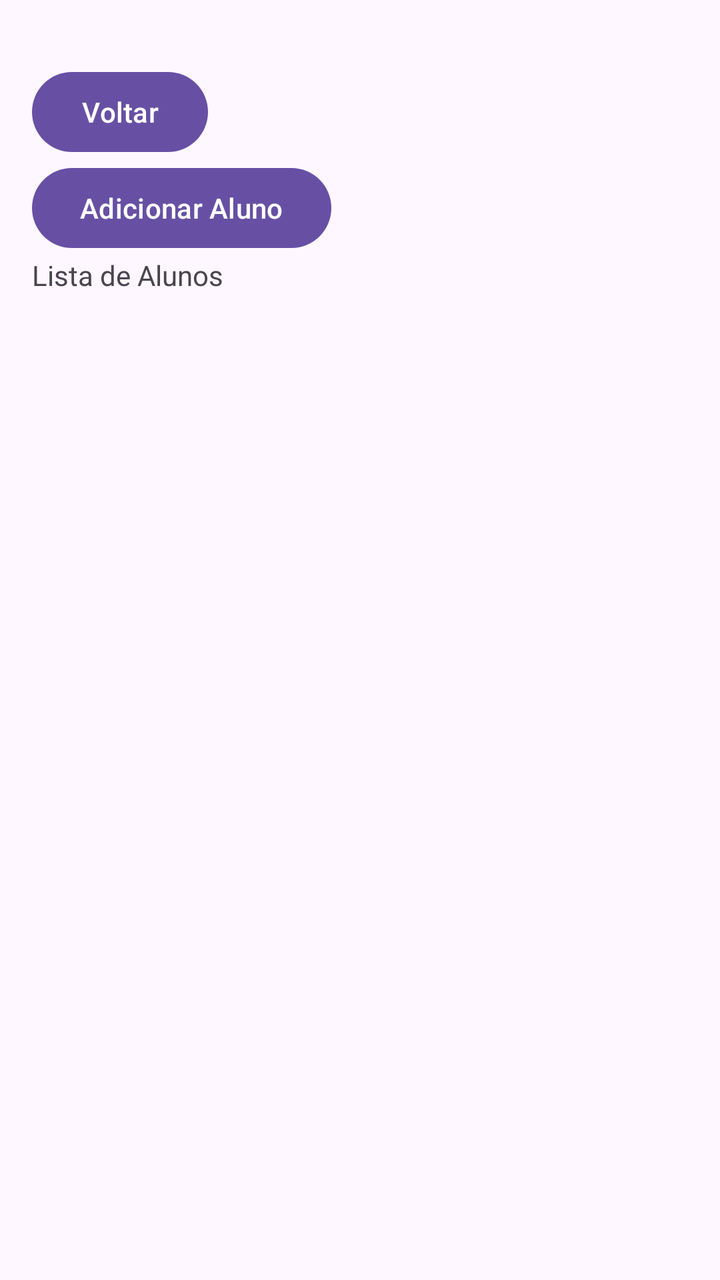
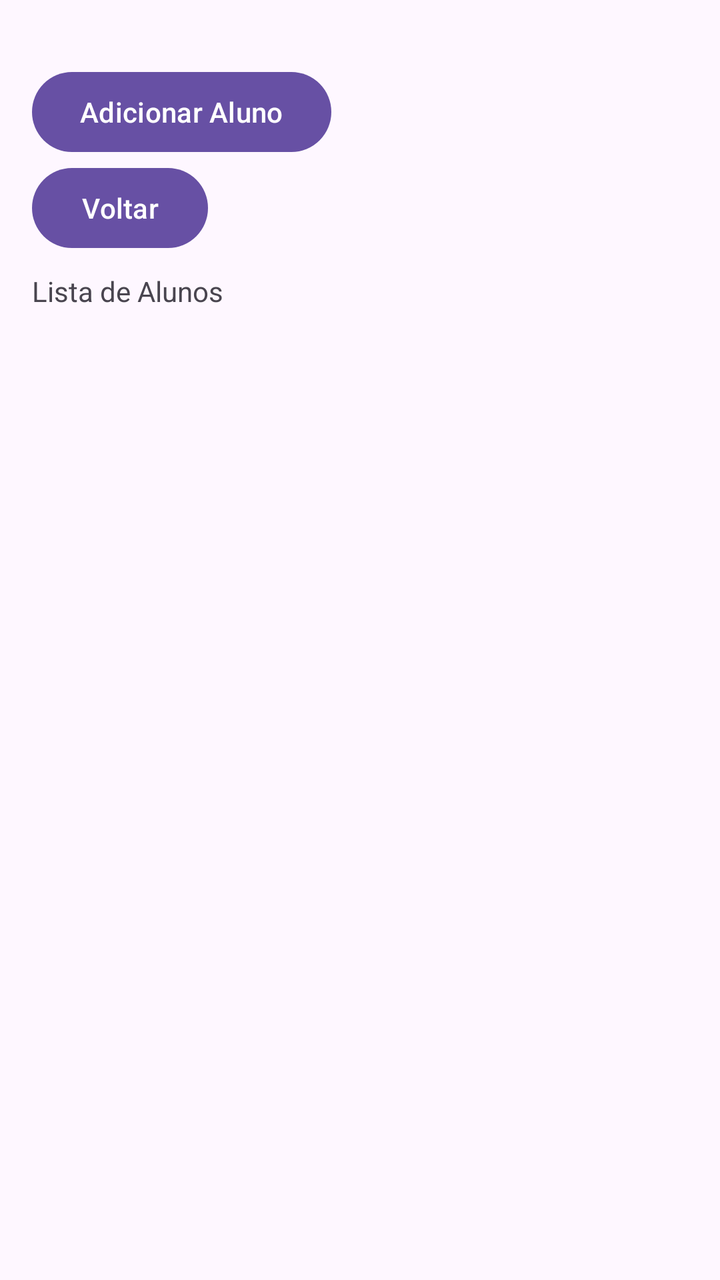

An Android layout rendered at two revisions. The XML below is the earlier revision; the diff shows what the commit changed to produce the second picture.
<!-- AndroidManifest.xml: application theme Theme.TrabalhoIII -->
<!-- res/layout/activity_aluno.xml -->
<?xml version="1.0" encoding="utf-8"?>
<LinearLayout xmlns:android="http://schemas.android.com/apk/res/android"
    android:id="@+id/activity_aluno"
    android:layout_width="match_parent"
    android:layout_height="match_parent"
    android:orientation="vertical"
    android:padding="16dp">

    <Button
        android:id="@+id/buttonVoltarAluno"
        android:layout_width="wrap_content"
        android:layout_height="wrap_content"
        android:layout_marginTop="16dp"
        android:text="Voltar"/>
    
    <Button
        android:id="@+id/buttonAdicionarAluno"
        android:layout_width="wrap_content"
        android:layout_height="wrap_content"
        android:text="Adicionar Aluno"/>
    
    <TextView
        android:id="@+id/tvAlunosList"
        android:layout_width="match_parent"
        android:layout_height="wrap_content"
        android:text="Lista de Alunos"/>

    <ListView
        android:id="@+id/listViewAlunos"
        android:layout_width="match_parent"
        android:layout_height="wrap_content"/>

</LinearLayout>
<!-- resources referenced by this layout -->
<resources>
  <style name="Theme.TrabalhoIII" parent="Base.Theme.TrabalhoIII" />
  <style name="Base.Theme.TrabalhoIII" parent="Theme.Material3.DayNight.NoActionBar">
          
          
      </style>
</resources>

<!-- the commit's change to res/layout/activity_aluno.xml (unified diff, before → after) -->
@@ -7,23 +7,25 @@
     android:padding="16dp">
 
     <Button
+        android:id="@+id/buttonAdicionarAluno"
+        android:layout_width="wrap_content"
+        android:layout_height="wrap_content"
+        android:layout_marginTop="16dp"
+        android:text="Adicionar Aluno"/>
+
+    <Button
         android:id="@+id/buttonVoltarAluno"
         android:layout_width="wrap_content"
         android:layout_height="wrap_content"
-        android:layout_marginTop="16dp"
         android:text="Voltar"/>
-    
-    <Button
-        android:id="@+id/buttonAdicionarAluno"
-        android:layout_width="wrap_content"
-        android:layout_height="wrap_content"
-        android:text="Adicionar Aluno"/>
     
     <TextView
         android:id="@+id/tvAlunosList"
         android:layout_width="match_parent"
         android:layout_height="wrap_content"
-        android:text="Lista de Alunos"/>
+        android:text="Lista de Alunos"
+        android:layout_marginTop="8dp"
+        android:layout_marginBottom="8dp"/>
 
     <ListView
         android:id="@+id/listViewAlunos"
